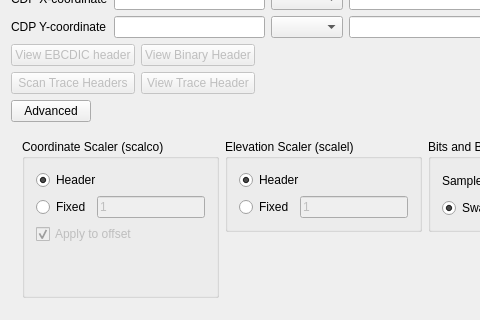
This is SeismicUI/segyinputdialog.ui in fsoos74/su as Qt 5 draws it before an edit; both pictures show x 0 to 480 and y 183 to 503 of the 669 by 503 pixel window. The edited form follows.
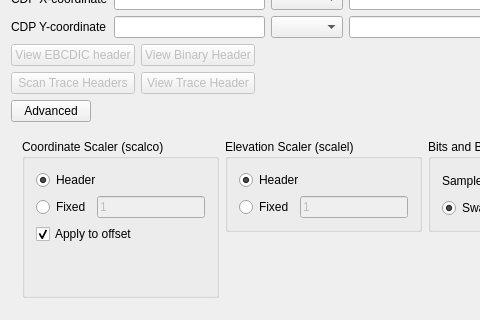
This is the edited form. Icons and pictures are not drawn.

```diff
--- a/SeismicUI/segyinputdialog.ui
+++ b/SeismicUI/segyinputdialog.ui
@@ -427,7 +427,7 @@
            <item>
             <widget class="QCheckBox" name="cbScaleOffset">
              <property name="enabled">
-              <bool>false</bool>
+              <bool>true</bool>
              </property>
              <property name="text">
               <string>Apply to offset</string>
```
